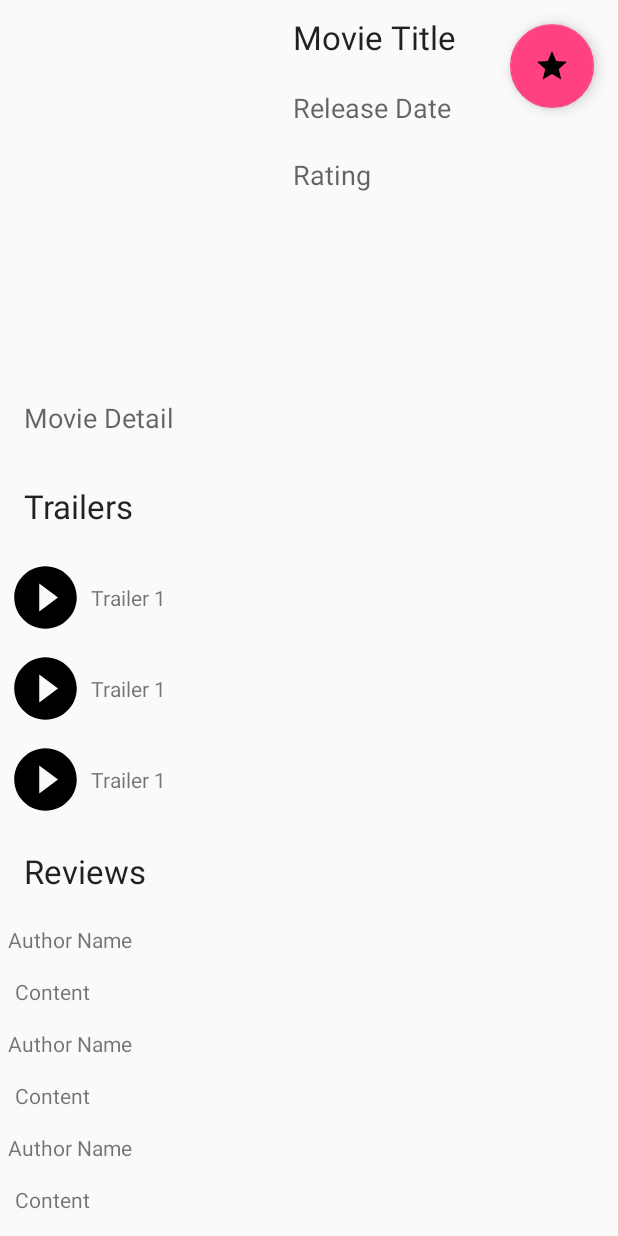
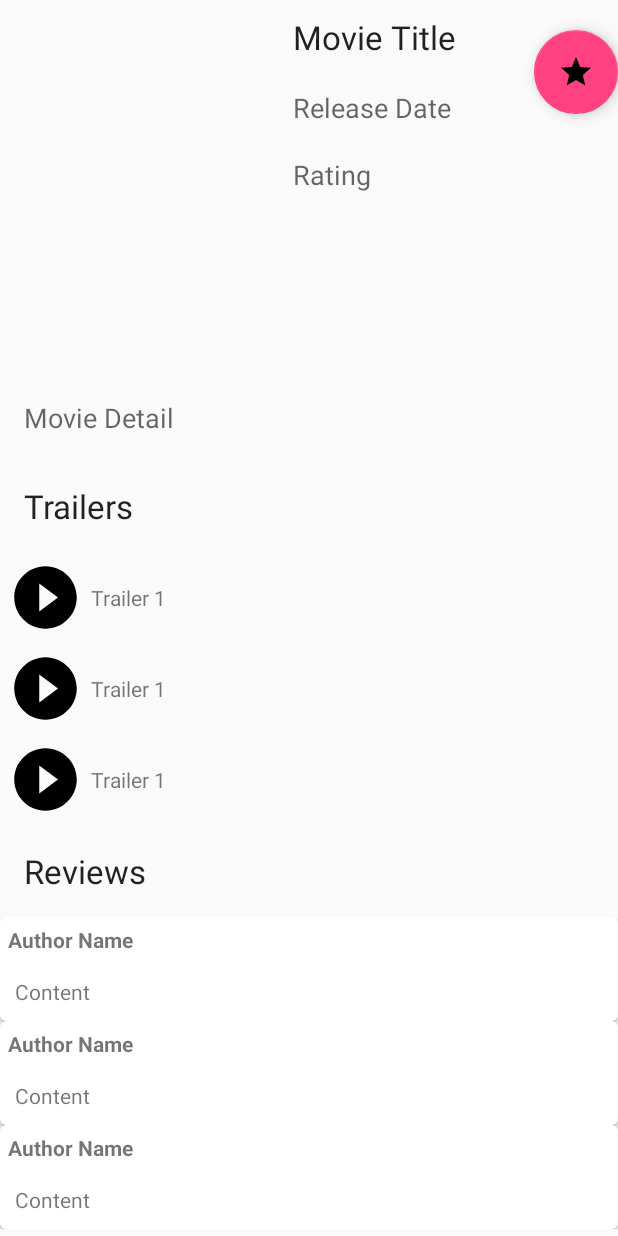
Before and after one commit to alyosama/Movies-App, an Android app: the layout movie_detail.xml on its own in the app's theme, with its tools: preview values and no code run, on a phone screen of 412 x 824 dp. Run offline under Robolectric (Android 15) with nearby library versions, the phone set to English and light mode, and no system bars.

Commit message:
Adding Ignore File and Fix Movie Detail UI

```diff
--- a/app/src/main/AndroidManifest.xml
+++ b/app/src/main/AndroidManifest.xml
@@ -5,12 +5,12 @@
     <uses-permission android:name="android.permission.ACCESS_NETWORK_STATE" />
 
     <application
+        android:name="android.support.multidex.MultiDexApplication"
         android:allowBackup="true"
         android:icon="@mipmap/ic_launcher"
         android:label="@string/app_name"
         android:supportsRtl="true"
-        android:theme="@style/AppTheme"
-        android:name="android.support.multidex.MultiDexApplication">
+        android:theme="@style/AppTheme">
 
 
     <activity
@@ -37,7 +37,7 @@
             android:name=".SettingsActivity"
             android:label="@string/title_settings"
             android:parentActivityName=".MovieListActivity"
-            android:theme="@style/AppTheme.NoActionBar">
+            android:theme="@style/AppTheme">
             <meta-data
                 android:name="android.support.PARENT_ACTIVITY"
                 android:value="udacity.aly.movies_app.MovieListActivity" />
--- a/app/src/main/res/layout-w900dp/movie_list.xml
+++ b/app/src/main/res/layout-w900dp/movie_list.xml
@@ -16,11 +16,11 @@
         xmlns:tools="http://schemas.android.com/tools"
         android:id="@+id/movie_list"
         android:name="udacity.aly.movies_app.MovieListFragment"
-        android:layout_width="@dimen/item_width"
+        android:layout_width="0dp"
         android:layout_height="wrap_content"
-        android:layout_weight="1"
+        android:layout_weight="3"
         app:layoutManager="GridLayoutManager"
-        app:spanCount="3"
+        app:spanCount="2"
         tools:context="udacity.aly.movies_app.MovieListActivity"
         tools:listitem="@layout/movie_list_content" />
 
@@ -28,6 +28,6 @@
             android:id="@+id/movie_detail_container"
         android:layout_width="0dp"
             android:layout_height="match_parent"
-        android:layout_weight="1" />
+        android:layout_weight="4" />
 
 </LinearLayout>
--- a/app/src/main/res/layout/movie_detail.xml
+++ b/app/src/main/res/layout/movie_detail.xml
@@ -1,4 +1,4 @@
-<FrameLayout xmlns:android="http://schemas.android.com/apk/res/android"
+<android.support.design.widget.CoordinatorLayout xmlns:android="http://schemas.android.com/apk/res/android"
     xmlns:app="http://schemas.android.com/apk/res-auto"
     xmlns:tools="http://schemas.android.com/tools"
     android:id="@+id/movie_detail_view"
@@ -6,76 +6,28 @@
     android:layout_height="match_parent"
     tools:context="udacity.aly.movies_app.MovieDetailFragment">
 
-    <ScrollView
+    <LinearLayout
+        android:id="@+id/hidden_layout_fab"
+        android:layout_width="match_parent"
+        android:layout_height="wrap_content"
+        android:orientation="horizontal"></LinearLayout>
+
+    <FrameLayout
+        android:layout_width="match_parent"
+        android:layout_height="match_parent">
+
+        <ScrollView
+            android:id="@+id/scrollview_movie"
         android:layout_width="match_parent"
         android:layout_height="match_parent"
         android:orientation="vertical">
 
         <LinearLayout
             android:layout_width="match_parent"
-            android:layout_height="match_parent"
+            android:layout_height="wrap_content"
             android:orientation="vertical">
 
-            <LinearLayout
-                android:layout_width="match_parent"
-                android:layout_height="wrap_content"
-                android:orientation="vertical">
-
-                <LinearLayout
-                    android:layout_width="match_parent"
-                    android:layout_height="wrap_content"
-                    android:orientation="horizontal">
-
-                    <ImageView
-                        android:id="@+id/poster_imageView"
-                        android:layout_width="185dp"
-                        android:layout_height="250dp" />
-
-                    <LinearLayout
-                        android:layout_width="match_parent"
-                        android:layout_height="wrap_content"
-                        android:orientation="vertical">
-
-                        <TextView
-                            android:id="@+id/movie_title"
-                            style="?android:attr/textAppearanceLarge"
-                            android:layout_width="wrap_content"
-                            android:layout_height="wrap_content"
-                            android:layout_margin="10dp"
-                            android:layout_marginTop="20dp"
-                            android:text="Movie Title"
-                            android:textIsSelectable="true" />
-
-                        <TextView
-                            android:id="@+id/release_dateView"
-                            style="?android:attr/textAppearanceMedium"
-                            android:layout_width="wrap_content"
-                            android:layout_height="wrap_content"
-                            android:layout_margin="10dp"
-                            android:text="Release Date"
-                            android:textIsSelectable="true" />
-
-                        <TextView
-                            android:id="@+id/movie_ratingView"
-                            style="?android:attr/textAppearanceMedium"
-                            android:layout_width="wrap_content"
-                            android:layout_height="wrap_content"
-                            android:layout_margin="10dp"
-                            android:text="Rating"
-                            android:textIsSelectable="true" />
-                    </LinearLayout>
-                </LinearLayout>
-
-                <TextView
-                    android:id="@+id/movie_detail"
-                    style="?android:attr/textAppearanceMedium"
-                    android:layout_width="wrap_content"
-                    android:layout_height="wrap_content"
-                    android:padding="16dp"
-                    android:text="Movie Detail"
-                    android:textIsSelectable="true" />
-
-            </LinearLayout>
+            <include layout="@layout/movie_detail_header" />
 
             <LinearLayout
                 android:layout_width="match_parent"
@@ -148,12 +100,15 @@
         </LinearLayout>
     </ScrollView>
 
+    </FrameLayout>
+
     <android.support.design.widget.FloatingActionButton
         android:id="@+id/fab"
         android:layout_width="wrap_content"
         android:layout_height="wrap_content"
-        android:layout_gravity="end"
-        android:layout_margin="@dimen/fab_margin"
-        android:src="@drawable/ic_grade" />
+        android:layout_marginTop="20dp"
+        android:src="@drawable/ic_grade"
+        app:layout_anchor="@id/hidden_layout_fab"
+        app:layout_anchorGravity="bottom|right|end" />
 
-</FrameLayout>
+</android.support.design.widget.CoordinatorLayout>
--- /dev/null
+++ b/app/src/main/res/layout/movie_detail_header.xml
@@ -0,0 +1,62 @@
+<?xml version="1.0" encoding="utf-8"?>
+<LinearLayout xmlns:android="http://schemas.android.com/apk/res/android"
+    android:id="@+id/movie_header_view"
+    android:layout_width="match_parent"
+    android:layout_height="wrap_content"
+    android:orientation="vertical">
+
+    <LinearLayout
+        android:layout_width="match_parent"
+        android:layout_height="wrap_content"
+        android:orientation="horizontal">
+
+        <ImageView
+            android:id="@+id/poster_imageView"
+            android:layout_width="185dp"
+            android:layout_height="250dp" />
+
+        <LinearLayout
+            android:layout_width="match_parent"
+            android:layout_height="wrap_content"
+            android:orientation="vertical">
+
+            <TextView
+                android:id="@+id/movie_title"
+                style="?android:attr/textAppearanceLarge"
+                android:layout_width="wrap_content"
+                android:layout_height="wrap_content"
+                android:layout_margin="10dp"
+                android:layout_marginTop="20dp"
+                android:text="Movie Title"
+                android:textIsSelectable="true" />
+
+            <TextView
+                android:id="@+id/release_dateView"
+                style="?android:attr/textAppearanceMedium"
+                android:layout_width="wrap_content"
+                android:layout_height="wrap_content"
+                android:layout_margin="10dp"
+                android:text="Release Date"
+                android:textIsSelectable="true" />
+
+            <TextView
+                android:id="@+id/movie_ratingView"
+                style="?android:attr/textAppearanceMedium"
+                android:layout_width="wrap_content"
+                android:layout_height="wrap_content"
+                android:layout_margin="10dp"
+                android:text="Rating"
+                android:textIsSelectable="true" />
+        </LinearLayout>
+    </LinearLayout>
+
+    <TextView
+        android:id="@+id/movie_detail"
+        style="?android:attr/textAppearanceMedium"
+        android:layout_width="wrap_content"
+        android:layout_height="wrap_content"
+        android:padding="16dp"
+        android:text="Movie Detail"
+        android:textIsSelectable="true" />
+
+</LinearLayout>
--- a/app/src/main/res/layout/review_list_content.xml
+++ b/app/src/main/res/layout/review_list_content.xml
@@ -1,22 +1,25 @@
 <?xml version="1.0" encoding="utf-8"?>
 
-<FrameLayout xmlns:android="http://schemas.android.com/apk/res/android"
+<android.support.v7.widget.CardView xmlns:android="http://schemas.android.com/apk/res/android"
+    xmlns:card_view="http://schemas.android.com/apk/res-auto"
     android:id="@+id/frameLayoutVideo"
     android:layout_width="match_parent"
-    android:layout_height="wrap_content">
+    android:layout_height="wrap_content"
+    android:layout_gravity="center"
+    card_view:cardCornerRadius="4dp">
 
     <LinearLayout
         android:id="@+id/reviews_layout"
         android:layout_width="match_parent"
         android:layout_height="wrap_content"
         android:orientation="vertical">
-
         <TextView
             android:id="@+id/author_text"
             android:layout_width="wrap_content"
             android:layout_height="wrap_content"
             android:padding="5dp"
-            android:text="Author Name" />
+            android:text="Author Name"
+            android:textStyle="bold" />
 
         <TextView
             android:id="@+id/review_text"
@@ -26,4 +29,4 @@
             android:text="Content" />
     </LinearLayout>
 
-</FrameLayout>
+</android.support.v7.widget.CardView>
--- a/app/src/main/res/values/strings.xml
+++ b/app/src/main/res/values/strings.xml
@@ -1,5 +1,5 @@
 <resources>
-    <string name="app_name">Movies-App</string>
+    <string name="app_name">Udacity Movies App</string>
     <string name="title_movie_detail">Movie Detail</string>
     <string name="title_settings">Settings</string>
 
--- /dev/null
+++ b/gradle.properties
@@ -0,0 +1,22 @@
+# Project-wide Gradle settings.
+
+# IDE (e.g. Android Studio) users:
+# Gradle settings configured through the IDE *will override*
+# any settings specified in this file.
+
+# For more details on how to configure your build environment visit
+# http://www.gradle.org/docs/current/userguide/build_environment.html
+
+# Specifies the JVM arguments used for the daemon process.
+# The setting is particularly useful for tweaking memory settings.
+# Default value: -Xmx10248m -XX:MaxPermSize=256m
+# org.gradle.jvmargs=-Xmx2048m -XX:MaxPermSize=512m -XX:+HeapDumpOnOutOfMemoryError -Dfile.encoding=UTF-8
+
+# When configured, Gradle will run in incubating parallel mode.
+# This option should only be used with decoupled projects. More details, visit
+# http://www.gradle.org/docs/current/userguide/multi_project_builds.html#sec:decoupled_projects
+# org.gradle.parallel=true
+
+
+# Get your Key From https://www.themoviedb.org
+HIDDEN_API_KEY=<YOUR_API_KEY>
```
Also changed, not shown: 1 other file.
